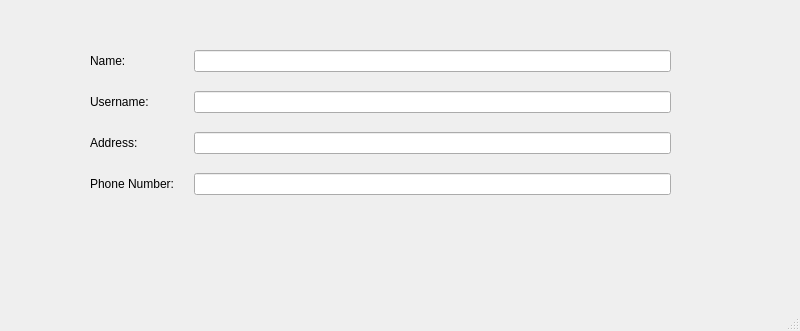
Shaoor-Munir/LibraryManagementSystem, file userdetails.ui: the form before one commit.
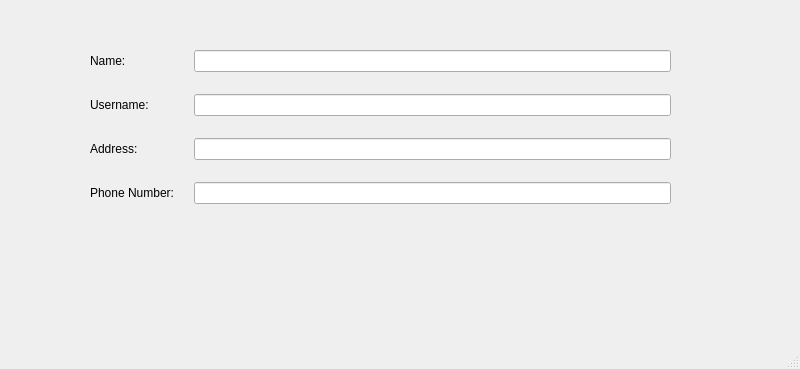
The form after the commit.

Diff of the .ui file:
```diff
--- a/userdetails.ui
+++ b/userdetails.ui
@@ -7,7 +7,7 @@
     <x>0</x>
     <y>0</y>
     <width>800</width>
-    <height>331</height>
+    <height>369</height>
    </rect>
   </property>
   <property name="windowTitle">
@@ -20,7 +20,7 @@
       <x>90</x>
       <y>50</y>
       <width>581</width>
-      <height>211</height>
+      <height>231</height>
      </rect>
     </property>
     <layout class="QFormLayout" name="formLayout">
@@ -31,7 +31,7 @@
       <number>20</number>
      </property>
      <property name="verticalSpacing">
-      <number>19</number>
+      <number>22</number>
      </property>
      <property name="topMargin">
       <number>0</number>
```
Left out of the diff: 62 changed lines with no effect on the pictures.
